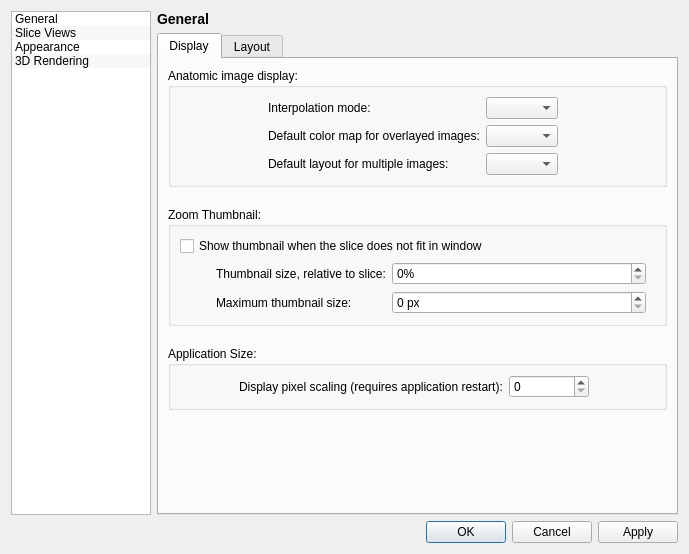
The window that GUI/Qt/Windows/PreferencesDialog.ui (pyushkevich/itksnap) describes before a commit, drawn with Qt 5.
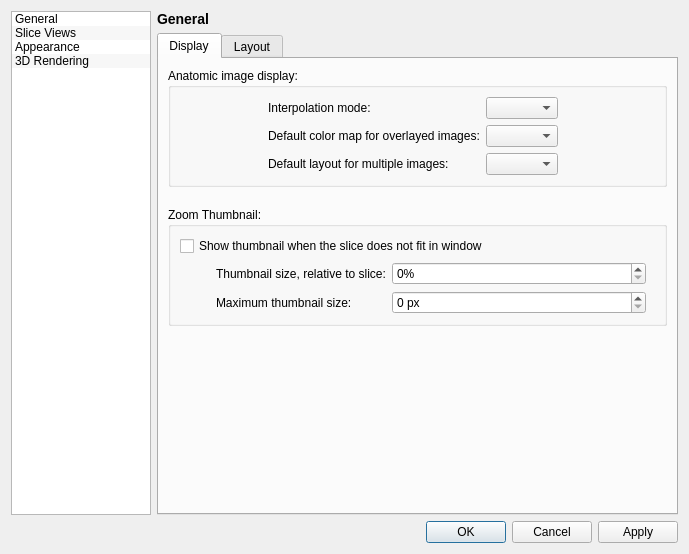
The same window after the commit. Custom widgets are drawn as their Qt base class.

Commit message: undid gui for device pixel ratio

```diff
--- a/GUI/Qt/Windows/PreferencesDialog.ui
+++ b/GUI/Qt/Windows/PreferencesDialog.ui
@@ -334,53 +334,6 @@
              </layout>
             </widget>
            </item>
-           <item>
-            <widget class="QGroupBox" name="groupBox_4">
-             <property name="minimumSize">
-              <size>
-               <width>0</width>
-               <height>40</height>
-              </size>
-             </property>
-             <property name="title">
-              <string>Application Size:</string>
-             </property>
-             <layout class="QFormLayout" name="formLayout_10">
-              <property name="fieldGrowthPolicy">
-               <enum>QFormLayout::FieldsStayAtSizeHint</enum>
-              </property>
-              <property name="formAlignment">
-               <set>Qt::AlignHCenter|Qt::AlignTop</set>
-              </property>
-              <property name="leftMargin">
-               <number>12</number>
-              </property>
-              <property name="rightMargin">
-               <number>24</number>
-              </property>
-              <item row="0" column="0">
-               <widget class="QLabel" name="label_11">
-                <property name="text">
-                 <string>Display pixel scaling (requires application restart):</string>
-                </property>
-               </widget>
-              </item>
-              <item row="0" column="1">
-               <widget class="QSpinBox" name="inDevicePixelRatio">
-                <property name="minimumSize">
-                 <size>
-                  <width>80</width>
-                  <height>0</height>
-                 </size>
-                </property>
-                <property name="styleSheet">
-                 <string notr="true">This setting scales the size of all ITK-SNAP user interface components by the provided factor. This is intended for high-DPI screens where ITK-SNAP controls appear too small</string>
-                </property>
-               </widget>
-              </item>
-             </layout>
-            </widget>
-           </item>
            <item>
             <spacer name="verticalSpacer_4">
              <property name="orientation">
```
The commit also changes 3 other files.
